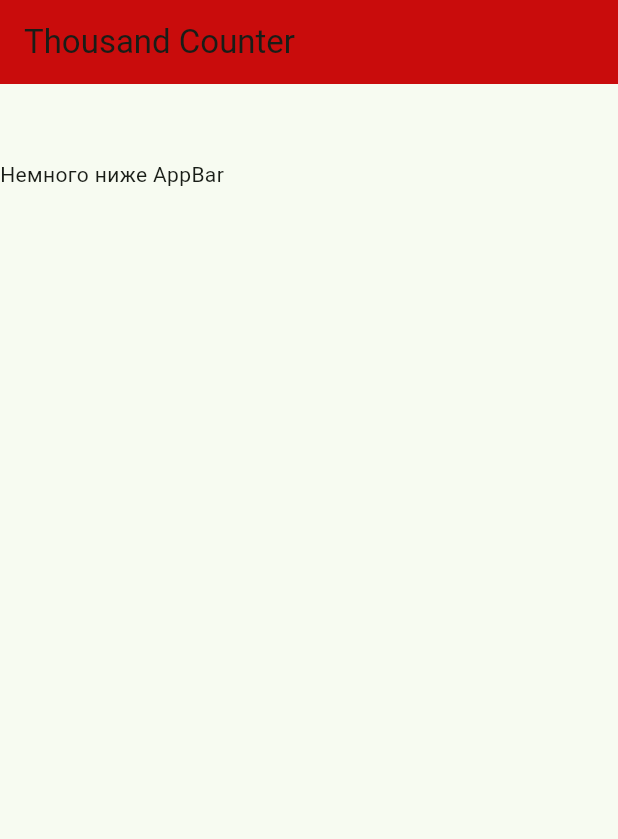
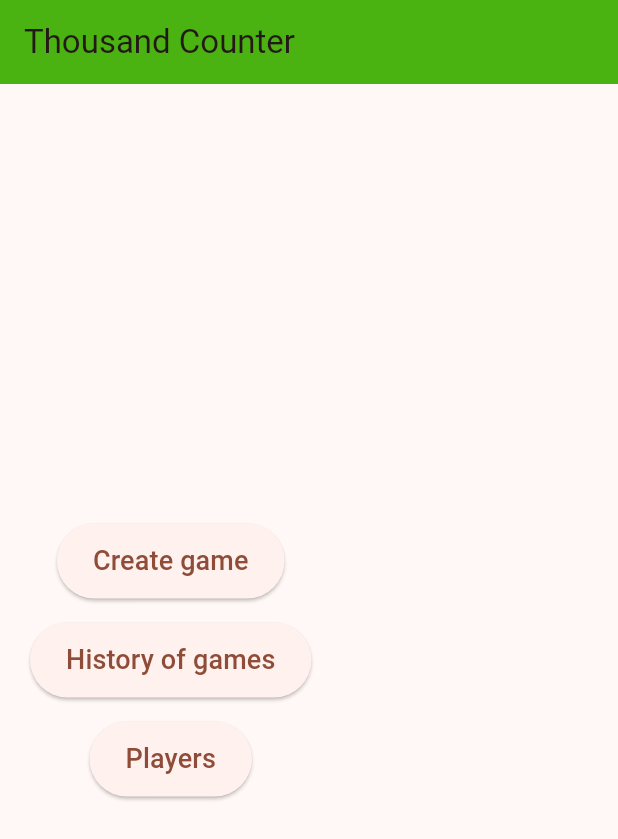
Before and after one commit to SokolovG/Thousand-Counter, a Flutter app: the screen it shows after launch, on a phone screen of 412 x 824 dp. Shown: the top 839 px of the screen. Run offline on Flutter 3.47's test engine with Material 3 defaults, Android fonts, the light colour scheme and no system bars; our stand-ins replace flutter_riverpod, recase, talker.

Commit message:
addd screens, basic ui

```diff
--- a/lib/main.dart
+++ b/lib/main.dart
@@ -1,8 +1,9 @@
 import 'package:flutter/material.dart';
+import 'package:flutter_riverpod/flutter_riverpod.dart';
 import 'package:thousand_counter/presentation/screens/home.dart';
 
 void main() {
-  runApp(const ThousandCounterApp());
+  runApp(const ProviderScope(child: ThousandCounterApp()));
 }
 
 class ThousandCounterApp extends StatelessWidget {
@@ -12,32 +13,8 @@ class ThousandCounterApp extends StatelessWidget {
   Widget build(BuildContext context) {
     return MaterialApp(
       title: 'Thousand Counter',
-      theme: ThemeData(colorScheme: .fromSeed(seedColor: Colors.green)),
-      home: const MyHomePage(title: 'Thousand Counter'),
+      theme: ThemeData(colorScheme: .fromSeed(seedColor: Colors.deepOrange)),
+      home: const HomeScreen(title: 'Thousand Counter'),
     );
   }
 }
-
-// import 'package:thousand_counter/models/game.dart';
-// import 'package:thousand_counter/core/logger.dart';
-// import 'package:thousand_counter/models/player_game_state.dart';
-// import 'package:thousand_counter/models/player_profile.dart';
-// import 'package:thousand_counter/services/game_service.dart';
-// import 'package:thousand_counter/services/rules_service.dart';
-// import 'package:thousand_counter/services/score_service.dart';
-
-// void main() {
-  // runApp(ThousandCounterApp());
-  // RulesService rulesService = RulesService();
-  // ScoreService scoreService = ScoreService();
-
-  // PlayerProfile grischaProfile = PlayerProfile(id: "1", name: "grischa");
-  // PlayerProfile sonyaProfile = PlayerProfile(id: "2", name: "sonya");
-
-  // PlayerGameState grischa = PlayerGameState(profile: grischaProfile);
-  // PlayerGameState sonya = PlayerGameState(profile: sonyaProfile);
-
-  // GameService gameS = GameService(rulesService, scoreService);
-  // Game game = gameS.createGame([grischa, sonya]);
-  // AppLogger.info(game);
-// }
--- a/lib/presentation/screens/home.dart
+++ b/lib/presentation/screens/home.dart
@@ -1,7 +1,8 @@
 import 'package:flutter/material.dart';
+import 'package:thousand_counter/presentation/widgets/buttons/menu_button.dart';
 
-class MyHomePage extends StatelessWidget {
-  const MyHomePage({super.key, required this.title});
+class HomeScreen extends StatelessWidget {
+  const HomeScreen({super.key, required this.title});
   final String title;
 
   @override
@@ -9,14 +10,20 @@ class MyHomePage extends StatelessWidget {
     return Scaffold(
       appBar: AppBar(
         title: const Text("Thousand Counter"),
-        backgroundColor: const Color.fromARGB(255, 201, 12, 12),
+        backgroundColor: const Color.fromARGB(255, 74, 179, 18),
       ),
-      body: Column(
-        mainAxisAlignment: MainAxisAlignment.start,
-        children: [
-          SizedBox(height: 50), // Отступ сверху
-          Text('Немного ниже AppBar'),
-        ],
+      body: Padding(
+        padding: const EdgeInsets.all(20.0),
+        child: Column(
+          mainAxisAlignment: MainAxisAlignment.center,
+          children: [
+            MenuButton(text: "Create game", onPressed: () {}),
+            SizedBox(height: 16),
+            MenuButton(text: "History of games", onPressed: () {}),
+            SizedBox(height: 16),
+            MenuButton(text: "Players", onPressed: () {}),
+          ],
+        ),
       ),
     );
   }
--- a/lib/presentation/widgets/buttons/menu_button.dart
+++ b/lib/presentation/widgets/buttons/menu_button.dart
@@ -0,0 +1,17 @@
+import 'package:flutter/material.dart';
+
+class MenuButton extends StatelessWidget {
+  final String text;
+  final VoidCallback onPressed;
+
+  const MenuButton({super.key, required this.text, required this.onPressed});
+
+  @override
+  Widget build(BuildContext context) {
+    return ElevatedButton(
+      style: ElevatedButton.styleFrom(minimumSize: const Size(100, 50)),
+      onPressed: onPressed,
+      child: Text(text, style: const TextStyle(fontSize: 18)),
+    );
+  }
+}
--- a/lib/services/game_service.dart
+++ b/lib/services/game_service.dart
@@ -46,7 +46,7 @@ class GameService {
     AppLogger.info("Player added");
   }
 
-  Game createGame(List<PlayerGameState> players) {
+  Game startGame(List<PlayerGameState> players) {
     GameValidators.validatePlayerCount(players.length);
     GameValidators.validatePlayerName(
       players.map((p) => p.profile.name).toString(),
--- a/pubspec.yaml
+++ b/pubspec.yaml
@@ -11,6 +11,7 @@ dependencies:
   talker: ^5.1.10
   uuid: ^4.5.2
   recase: ^4.1.0
+  flutter_riverpod: ^2.6.1
   flutter:
     sdk: flutter
 
```
Also changed, not shown: lib/presentation/screens/game.dart (+32 -0 lines), lib/providers/service_providers.dart (added, +13 -0 lines), pubspec.lock, 1 other file.
